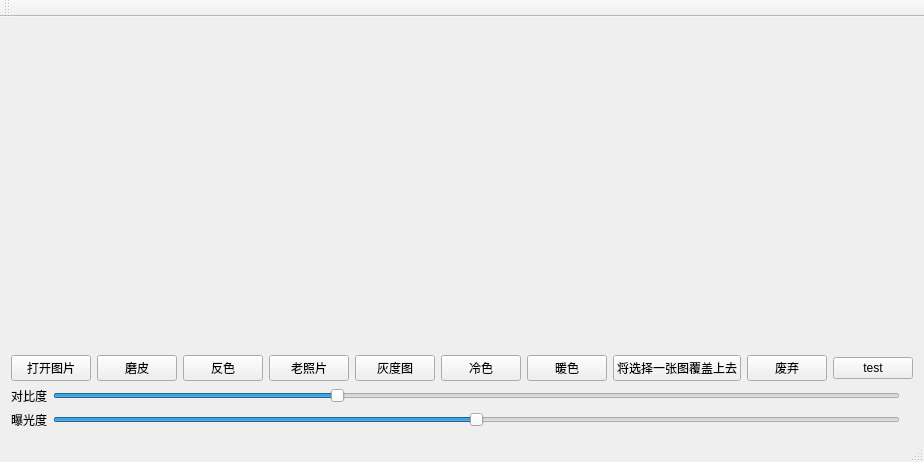
Qt form mainwindow.ui (dependon/QImageFilter) before a commit.
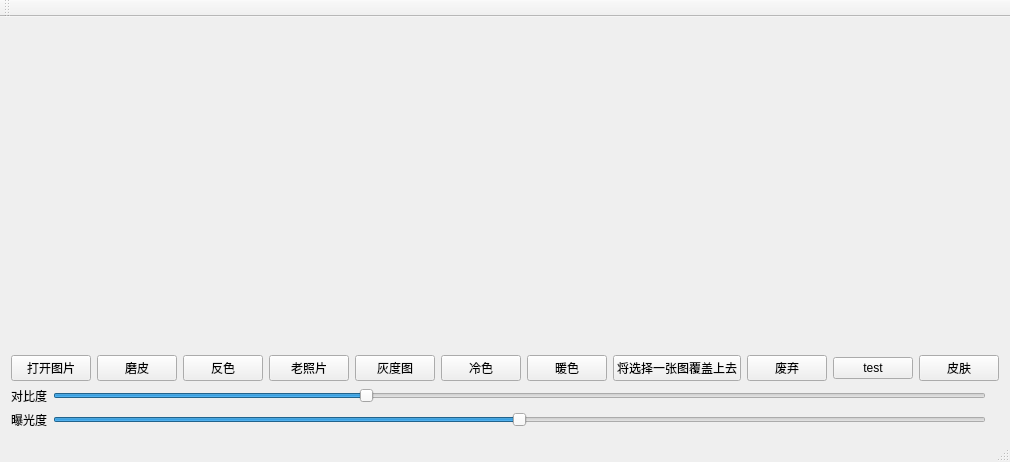
The same form after that commit.

What changed in the file:
```diff
--- a/mainwindow.ui
+++ b/mainwindow.ui
@@ -94,6 +94,13 @@
         </property>
        </widget>
       </item>
+      <item>
+       <widget class="QPushButton" name="skinBtn">
+        <property name="text">
+         <string>皮肤</string>
+        </property>
+       </widget>
+      </item>
      </layout>
     </item>
     <item row="4" column="0">
```
